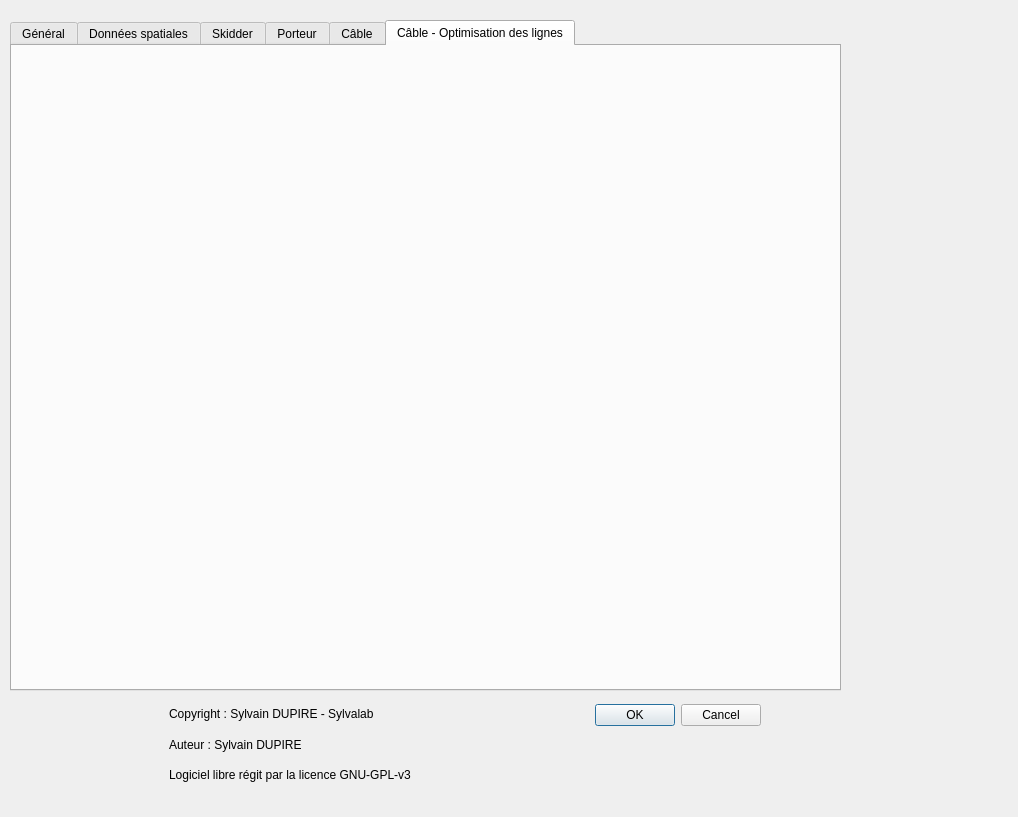
Before: the Qt Designer form sylvaccess_plugin/sylvaccess_plugin_dialog_base.ui in Tijjat/Sylvaccess_qgis_plugin, drawn with Qt 5.
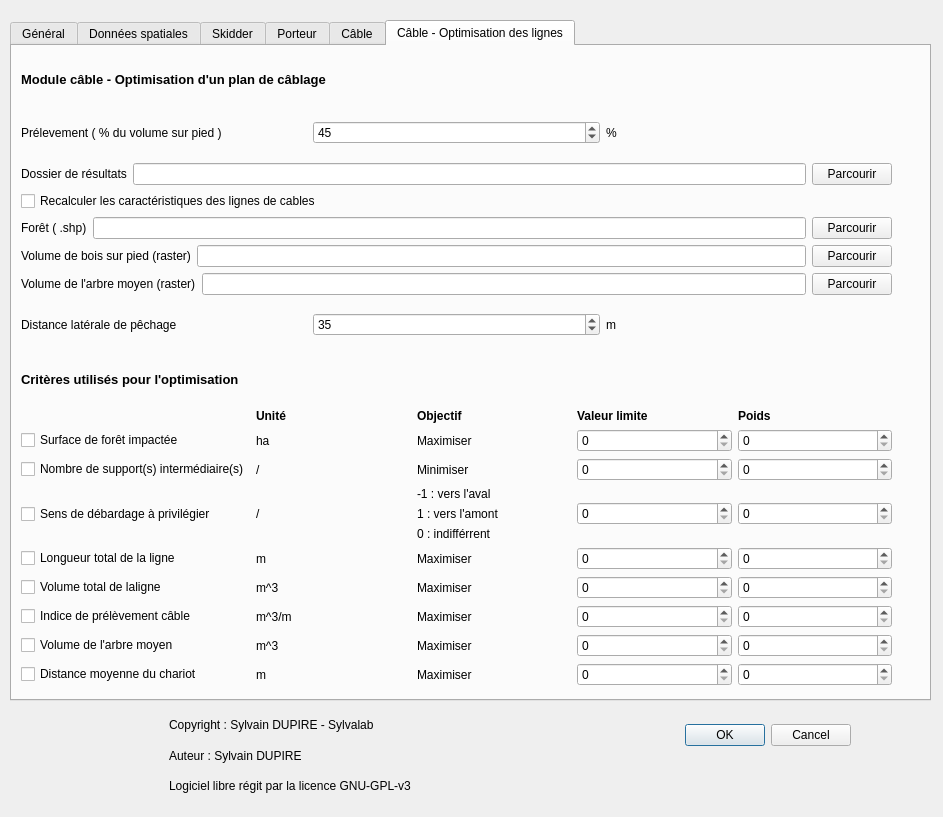
After: the same form once the commit is applied. The open tabs and pages were chosen to show the change. Icons and pictures are not drawn.

Commit message:
MAJ de l'UI
ajout du dernier tab: Câble- optimisation des lignes

```diff
--- a/sylvaccess_plugin/sylvaccess_plugin_dialog_base.ui
+++ b/sylvaccess_plugin/sylvaccess_plugin_dialog_base.ui
@@ -6,7 +6,7 @@
    <rect>
     <x>0</x>
     <y>0</y>
-    <width>1018</width>
+    <width>943</width>
     <height>817</height>
    </rect>
   </property>
@@ -16,8 +16,8 @@
   <widget class="QDialogButtonBox" name="button_box">
    <property name="geometry">
     <rect>
-     <x>550</x>
-     <y>700</y>
+     <x>640</x>
+     <y>720</y>
      <width>211</width>
      <height>31</height>
     </rect>
@@ -37,8 +37,8 @@
     <rect>
      <x>10</x>
      <y>20</y>
-     <width>831</width>
-     <height>671</height>
+     <width>921</width>
+     <height>681</height>
     </rect>
    </property>
    <property name="currentIndex">
@@ -3342,13 +3342,490 @@
     <attribute name="title">
      <string>Câble - Optimisation des lignes</string>
     </attribute>
+    <widget class="QWidget" name="verticalLayoutWidget_6">
+     <property name="geometry">
+      <rect>
+       <x>9</x>
+       <y>9</y>
+       <width>871</width>
+       <height>631</height>
+      </rect>
+     </property>
+     <layout class="QVBoxLayout" name="verticalLayout_7">
+      <item>
+       <widget class="QLabel" name="label_82">
+        <property name="font">
+         <font>
+          <pointsize>10</pointsize>
+          <weight>75</weight>
+          <bold>true</bold>
+         </font>
+        </property>
+        <property name="text">
+         <string>Module câble - Optimisation d'un plan de câblage</string>
+        </property>
+       </widget>
+      </item>
+      <item>
+       <layout class="QHBoxLayout" name="horizontalLayout_16">
+        <item>
+         <widget class="QLabel" name="label_126">
+          <property name="text">
+           <string>Prélevement ( % du volume sur pied )</string>
+          </property>
+         </widget>
+        </item>
+        <item>
+         <widget class="QSpinBox" name="spinBox_48">
+          <property name="maximum">
+           <number>9999</number>
+          </property>
+          <property name="value">
+           <number>45</number>
+          </property>
+         </widget>
+        </item>
+        <item>
+         <widget class="QLabel" name="label_84">
+          <property name="text">
+           <string>%</string>
+          </property>
+         </widget>
+        </item>
+       </layout>
+      </item>
+      <item>
+       <layout class="QHBoxLayout" name="horizontalLayout_24">
+        <item>
+         <widget class="QLabel" name="label_127">
+          <property name="text">
+           <string>Dossier de résultats</string>
+          </property>
+         </widget>
+        </item>
+        <item>
+         <widget class="QLineEdit" name="lineEdit_15"/>
+        </item>
+        <item>
+         <widget class="QPushButton" name="pushButton_14">
+          <property name="text">
+           <string>Parcourir</string>
+          </property>
+         </widget>
+        </item>
+       </layout>
+      </item>
+      <item>
+       <widget class="QCheckBox" name="checkBox_6">
+        <property name="text">
+         <string>Recalculer les caractéristiques des lignes de cables </string>
+        </property>
+       </widget>
+      </item>
+      <item>
+       <layout class="QHBoxLayout" name="horizontalLayout_44">
+        <item>
+         <widget class="QLabel" name="label_128">
+          <property name="text">
+           <string>Forêt ( .shp)</string>
+          </property>
+         </widget>
+        </item>
+        <item>
+         <widget class="QLineEdit" name="lineEdit_14"/>
+        </item>
+        <item>
+         <widget class="QPushButton" name="pushButton_15">
+          <property name="text">
+           <string>Parcourir</string>
+          </property>
+         </widget>
+        </item>
+       </layout>
+      </item>
+      <item>
+       <layout class="QHBoxLayout" name="horizontalLayout_37">
+        <item>
+         <widget class="QLabel" name="label_129">
+          <property name="text">
+           <string>Volume de bois sur pied (raster)</string>
+          </property>
+         </widget>
+        </item>
+        <item>
+         <widget class="QLineEdit" name="lineEdit_16"/>
+        </item>
+        <item>
+         <widget class="QPushButton" name="pushButton_16">
+          <property name="text">
+           <string>Parcourir</string>
+          </property>
+         </widget>
+        </item>
+       </layout>
+      </item>
+      <item>
+       <layout class="QHBoxLayout" name="horizontalLayout_36">
+        <item>
+         <widget class="QLabel" name="label_130">
+          <property name="text">
+           <string>Volume de l'arbre moyen (raster)</string>
+          </property>
+         </widget>
+        </item>
+        <item>
+         <widget class="QLineEdit" name="lineEdit_17"/>
+        </item>
+        <item>
+         <widget class="QPushButton" name="pushButton_17">
+          <property name="text">
+           <string>Parcourir</string>
+          </property>
+         </widget>
+        </item>
+       </layout>
+      </item>
+      <item>
+       <layout class="QHBoxLayout" name="horizontalLayout_35">
+        <item>
+         <widget class="QLabel" name="label_132">
+          <property name="text">
+           <string>Distance latérale de pêchage</string>
+          </property>
+         </widget>
+        </item>
+        <item>
+         <widget class="QSpinBox" name="spinBox_49">
+          <property name="maximum">
+           <number>999999</number>
+          </property>
+          <property name="value">
+           <number>35</number>
+          </property>
+         </widget>
+        </item>
+        <item>
+         <widget class="QLabel" name="label_131">
+          <property name="text">
+           <string>m</string>
+          </property>
+         </widget>
+        </item>
+       </layout>
+      </item>
+      <item>
+       <widget class="QLabel" name="label_83">
+        <property name="font">
+         <font>
+          <pointsize>10</pointsize>
+          <weight>75</weight>
+          <bold>true</bold>
+         </font>
+        </property>
+        <property name="text">
+         <string>Critères utilisés pour l'optimisation</string>
+        </property>
+       </widget>
+      </item>
+      <item>
+       <layout class="QGridLayout" name="gridLayout">
+        <item row="0" column="4">
+         <widget class="QLabel" name="label_103">
+          <property name="font">
+           <font>
+            <weight>75</weight>
+            <bold>true</bold>
+           </font>
+          </property>
+          <property name="text">
+           <string>Poids</string>
+          </property>
+         </widget>
+        </item>
+        <item row="1" column="1">
+         <widget class="QLabel" name="label_104">
+          <property name="text">
+           <string>ha</string>
+          </property>
+         </widget>
+        </item>
+        <item row="5" column="2">
+         <widget class="QLabel" name="label_123">
+          <property name="text">
+           <string>Maximiser</string>
+          </property>
+         </widget>
+        </item>
+        <item row="3" column="0">
+         <widget class="QCheckBox" name="checkBox_9">
+          <property name="text">
+           <string>Sens de débardage à privilégier</string>
+          </property>
+         </widget>
+        </item>
+        <item row="5" column="4">
+         <widget class="QSpinBox" name="spinBox_31"/>
+        </item>
+        <item row="7" column="4">
+         <widget class="QSpinBox" name="spinBox_33"/>
+        </item>
+        <item row="6" column="0">
+         <widget class="QCheckBox" name="checkBox_12">
+          <property name="text">
+           <string>Indice de prélèvement câble</string>
+          </property>
+         </widget>
+        </item>
+        <item row="7" column="1">
+         <widget class="QLabel" name="label_118">
+          <property name="text">
+           <string>m^3</string>
+          </property>
+         </widget>
+        </item>
+        <item row="4" column="2">
+         <widget class="QLabel" name="label_122">
+          <property name="text">
+           <string>Maximiser</string>
+          </property>
+         </widget>
+        </item>
+        <item row="7" column="0">
+         <widget class="QCheckBox" name="checkBox_13">
+          <property name="text">
+           <string>Volume de l'arbre moyen</string>
+          </property>
+         </widget>
+        </item>
+        <item row="5" column="0">
+         <widget class="QCheckBox" name="checkBox_11">
+          <property name="text">
+           <string>Volume total de laligne</string>
+          </property>
+         </widget>
+        </item>
+        <item row="2" column="1">
+         <widget class="QLabel" name="label_106">
+          <property name="text">
+           <string>/</string>
+          </property>
+         </widget>
+        </item>
+        <item row="3" column="2">
+         <layout class="QVBoxLayout" name="verticalLayout_8">
+          <item>
+           <widget class="QLabel" name="label_121">
+            <property name="text">
+             <string>-1 : vers l'aval</string>
+            </property>
+           </widget>
+          </item>
+          <item>
+           <widget class="QLabel" name="label_133">
+            <property name="text">
+             <string>1 : vers l'amont</string>
+            </property>
+           </widget>
+          </item>
+          <item>
+           <widget class="QLabel" name="label_134">
+            <property name="text">
+             <string>0 : indifférrent</string>
+            </property>
+           </widget>
+          </item>
+         </layout>
+        </item>
+        <item row="7" column="3">
+         <widget class="QSpinBox" name="spinBox_40"/>
+        </item>
+        <item row="2" column="2">
+         <widget class="QLabel" name="label_120">
+          <property name="text">
+           <string>Minimiser</string>
+          </property>
+         </widget>
+        </item>
+        <item row="0" column="2">
+         <widget class="QLabel" name="label_86">
+          <property name="font">
+           <font>
+            <weight>75</weight>
+            <bold>true</bold>
+           </font>
+          </property>
+          <property name="text">
+           <string>Objectif</string>
+          </property>
+         </widget>
+        </item>
+        <item row="6" column="4">
+         <widget class="QSpinBox" name="spinBox_32"/>
+        </item>
+        <item row="2" column="3">
+         <widget class="QSpinBox" name="spinBox_46"/>
+        </item>
+        <item row="4" column="4">
+         <widget class="QSpinBox" name="spinBox_21"/>
+        </item>
+        <item row="7" column="2">
+         <widget class="QLabel" name="label_125">
+          <property name="text">
+           <string>Maximiser</string>
+          </property>
+         </widget>
+        </item>
+        <item row="4" column="3">
+         <widget class="QSpinBox" name="spinBox_44"/>
+        </item>
+        <item row="2" column="0">
+         <widget class="QCheckBox" name="checkBox_8">
+          <property name="text">
+           <string>Nombre de support(s) intermédiaire(s)</string>
+          </property>
+         </widget>
+        </item>
+        <item row="1" column="3">
+         <widget class="QSpinBox" name="spinBox_47"/>
+        </item>
+        <item row="1" column="0">
+         <widget class="QCheckBox" name="checkBox_7">
+          <property name="text">
+           <string>Surface de forêt impactée</string>
+          </property>
+         </widget>
+        </item>
+        <item row="2" column="4">
+         <widget class="QSpinBox" name="spinBox_19"/>
+        </item>
+        <item row="6" column="1">
+         <widget class="QLabel" name="label_117">
+          <property name="text">
+           <string>m^3/m</string>
+          </property>
+         </widget>
+        </item>
+        <item row="1" column="4">
+         <widget class="QSpinBox" name="spinBox_18"/>
+        </item>
+        <item row="4" column="0">
+         <widget class="QCheckBox" name="checkBox_10">
+          <property name="text">
+           <string>Longueur total de la ligne</string>
+          </property>
+         </widget>
+        </item>
+        <item row="5" column="1">
+         <widget class="QLabel" name="label_116">
+          <property name="text">
+           <string>m^3</string>
+          </property>
+         </widget>
+        </item>
+        <item row="0" column="1">
+         <widget class="QLabel" name="label_85">
+          <property name="font">
+           <font>
+            <weight>75</weight>
+            <bold>true</bold>
+           </font>
+          </property>
+          <property name="text">
+           <string>Unité</string>
+          </property>
+         </widget>
+        </item>
+        <item row="3" column="1">
+         <widget class="QLabel" name="label_114">
+          <property name="text">
+           <string>/</string>
+          </property>
+         </widget>
+        </item>
+        <item row="1" column="2">
+         <widget class="QLabel" name="label_119">
+          <property name="text">
+           <string>Maximiser</string>
+          </property>
+         </widget>
+        </item>
+        <item row="6" column="3">
+         <widget class="QSpinBox" name="spinBox_42"/>
+        </item>
+        <item row="3" column="3">
+         <widget class="QSpinBox" name="spinBox_45"/>
+        </item>
+        <item row="4" column="1">
+         <widget class="QLabel" name="label_115">
+          <property name="text">
+           <string>m</string>
+          </property>
+         </widget>
+        </item>
+        <item row="3" column="4">
+         <widget class="QSpinBox" name="spinBox_20"/>
+        </item>
+        <item row="5" column="3">
+         <widget class="QSpinBox" name="spinBox_43"/>
+        </item>
+        <item row="0" column="3">
+         <widget class="QLabel" name="label_102">
+          <property name="font">
+           <font>
+            <weight>75</weight>
+            <bold>true</bold>
+           </font>
+          </property>
+          <property name="text">
+           <string>Valeur limite</string>
+          </property>
+         </widget>
+        </item>
+        <item row="6" column="2">
+         <widget class="QLabel" name="label_124">
+          <property name="text">
+           <string>Maximiser</string>
+          </property>
+         </widget>
+        </item>
+        <item row="8" column="1">
+         <widget class="QLabel" name="label_135">
+          <property name="text">
+           <string>m</string>
+          </property>
+         </widget>
+        </item>
+        <item row="8" column="0">
+         <widget class="QCheckBox" name="checkBox_14">
+          <property name="text">
+           <string>Distance moyenne du chariot</string>
+          </property>
+         </widget>
+        </item>
+        <item row="8" column="2">
+         <widget class="QLabel" name="label_136">
+          <property name="text">
+           <string>Maximiser</string>
+          </property>
+         </widget>
+        </item>
+        <item row="8" column="3">
+         <widget class="QSpinBox" name="spinBox_50"/>
+        </item>
+        <item row="8" column="4">
+         <widget class="QSpinBox" name="spinBox_51"/>
+        </item>
+       </layout>
+      </item>
+     </layout>
+    </widget>
    </widget>
   </widget>
   <widget class="QWidget" name="horizontalLayoutWidget_2">
    <property name="geometry">
     <rect>
      <x>10</x>
-     <y>699</y>
+     <y>710</y>
      <width>401</width>
      <height>91</height>
     </rect>
```
Left out of the diff: 322 changed lines with no effect on the pictures.
